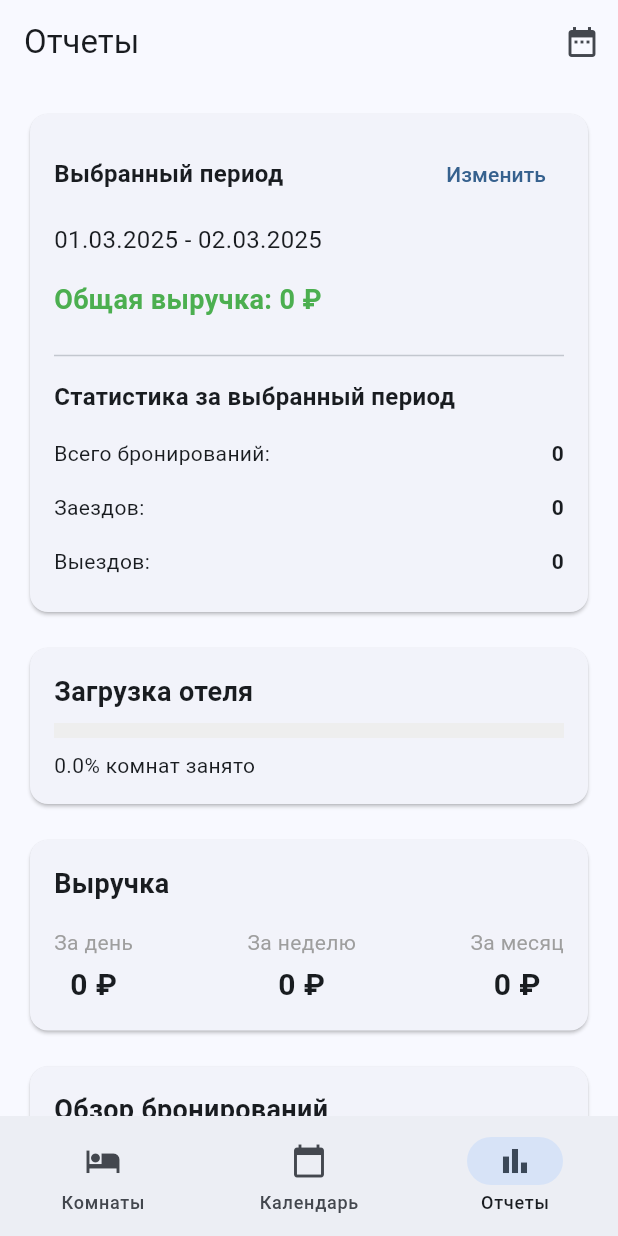
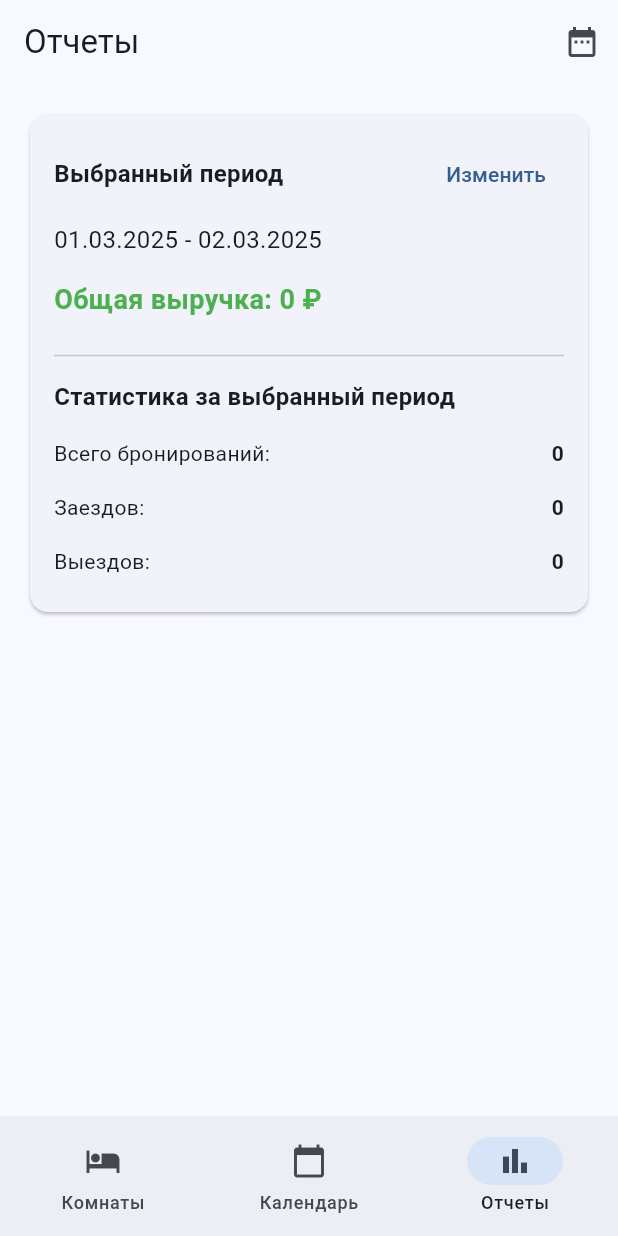
Before and after one commit to coolmarat/hotel_manager, a Flutter app: the screen it shows after launch, item 3 of the bottom bar chosen, on a phone screen of 412 x 824 dp. Run offline on Flutter 3.47's test engine with Material 3 defaults, Android fonts, the phone set to English and light mode, and no system bars; our stand-ins replace flutter_riverpod, objectbox, table_calendar; generated files the repository leaves out were written again.

Commit message:
отчеты

```diff
--- a/lib/core/localization/strings.dart
+++ b/lib/core/localization/strings.dart
@@ -73,6 +73,7 @@ class Strings {
   // Экран отчетов
   static const reports = 'Отчеты';
   static const occupancyRate = 'Загрузка отеля';
+  static const hotelLoading = 'Текущая загрузка';
   static const revenue = 'Выручка';
   static const daily = 'За день';
   static const weekly = 'За неделю';
--- a/lib/features/reports/controllers/reports_controller.dart
+++ b/lib/features/reports/controllers/reports_controller.dart
@@ -1,15 +1,7 @@
 import 'package:flutter_riverpod/flutter_riverpod.dart';
 import '../../../core/providers/database_provider.dart';
-import '../../../database/models/room.dart';
 
 class ReportData {
-  final double occupancyRate;
-  final double dailyRevenue;
-  final double weeklyRevenue;
-  final double monthlyRevenue;
-  final int totalBookings;
-  final int checkInsToday;
-  final int checkOutsToday;
   final DateTime startDate;
   final DateTime endDate;
   final double customPeriodRevenue;
@@ -18,13 +10,6 @@ class ReportData {
   final int customPeriodCheckOutsCount;
 
   ReportData({
-    required this.occupancyRate,
-    required this.dailyRevenue,
-    required this.weeklyRevenue,
-    required this.monthlyRevenue,
-    required this.totalBookings,
-    required this.checkInsToday,
-    required this.checkOutsToday,
     required this.startDate,
     required this.endDate,
     required this.customPeriodRevenue,
@@ -45,7 +30,6 @@ final dateRangeProvider = StateProvider<DateTimeRange>((ref) {
 // Provider for reports data
 final reportsProvider = FutureProvider.autoDispose<ReportData>((ref) async {
   final bookingRepository = ref.watch(bookingRepositoryProvider);
-  final roomRepository = ref.watch(roomRepositoryProvider);
   final dateRange = ref.watch(dateRangeProvider);
 
   final now = DateTime.now();
@@ -53,10 +37,6 @@ final reportsProvider = FutureProvider.autoDispose<ReportData>((ref) async {
   final tomorrow = today.add(const Duration(days: 1));
   final weekAgo = today.subtract(const Duration(days: 7));
   final monthAgo = DateTime(now.year, now.month - 1, now.day);
-
-  // Получаем все комнаты
-  final rooms = await roomRepository.getAllRooms();
-  final totalRooms = rooms.length;
 
   // Получаем все бронирования за разные периоды
   final todayBookings = await bookingRepository.getBookingsInPeriod(today, tomorrow);
@@ -66,10 +46,6 @@ final reportsProvider = FutureProvider.autoDispose<ReportData>((ref) async {
     dateRange.start,
     dateRange.end.add(const Duration(days: 1)), // Include the end date
   );
-
-  // Считаем занятые комнаты
-  final occupiedRooms = rooms.where((room) => room.status == RoomStatus.occupied).length;
-  final occupancyRate = totalRooms > 0 ? occupiedRooms / totalRooms : 0.0;
 
   // Считаем выручку
   final dailyRevenue = todayBookings.fold<double>(
@@ -119,13 +95,6 @@ final reportsProvider = FutureProvider.autoDispose<ReportData>((ref) async {
   }).length;
 
   return ReportData(
-    occupancyRate: occupancyRate,
-    dailyRevenue: dailyRevenue,
-    weeklyRevenue: weeklyRevenue,
-    monthlyRevenue: monthlyRevenue,
-    totalBookings: todayBookings.length,
-    checkInsToday: checkInsToday,
-    checkOutsToday: checkOutsToday,
     startDate: dateRange.start,
     endDate: dateRange.end,
     customPeriodRevenue: customPeriodRevenue,
--- a/lib/features/reports/presentation/reports_screen.dart
+++ b/lib/features/reports/presentation/reports_screen.dart
@@ -89,83 +89,6 @@ class ReportsScreen extends ConsumerWidget {
                 ),
               ),
             ),
-            const SizedBox(height: 16),
-            Card(
-              child: Padding(
-                padding: const EdgeInsets.all(16.0),
-                child: Column(
-                  crossAxisAlignment: CrossAxisAlignment.start,
-                  children: [
-                    const Text(
-                      Strings.occupancyRate,
-                      style: TextStyle(
-                        fontSize: 18,
-                        fontWeight: FontWeight.bold,
-                      ),
-                    ),
-                    const SizedBox(height: 8),
-                    LinearProgressIndicator(
-                      value: report.occupancyRate,
-                      backgroundColor: Colors.grey[200],
-                      minHeight: 10,
-                    ),
-                    const SizedBox(height: 8),
-                    Text('${(report.occupancyRate * 100).toStringAsFixed(1)}% ${Strings.roomsOccupied}'),
-                  ],
-                ),
-              ),
-            ),
-            const SizedBox(height: 16),
-            Card(
-              child: Padding(
-                padding: const EdgeInsets.all(16.0),
-                child: Column(
-                  crossAxisAlignment: CrossAxisAlignment.start,
-                  children: [
-                    const Text(
-                      Strings.revenue,
-                      style: TextStyle(
-                        fontSize: 18,
-                        fontWeight: FontWeight.bold,
-                      ),
-                    ),
-                    const SizedBox(height: 16),
-                    Row(
-                      mainAxisAlignment: MainAxisAlignment.spaceBetween,
-                      children: [
-                        _buildRevenueItem(Strings.daily, formatCurrency(report.dailyRevenue)),
-                        _buildRevenueItem(Strings.weekly, formatCurrency(report.weeklyRevenue)),
-                        _buildRevenueItem(Strings.monthly, formatCurrency(report.monthlyRevenue)),
-                      ],
-                    ),
-                  ],
-                ),
-              ),
-            ),
-            const SizedBox(height: 16),
-            Card(
-              child: Padding(
-                padding: const EdgeInsets.all(16.0),
-                child: Column(
-                  crossAxisAlignment: CrossAxisAlignment.start,
-                  children: [
-                    const Text(
-                      Strings.bookingsOverview,
-                      style: TextStyle(
-                        fontSize: 18,
-                        fontWeight: FontWeight.bold,
-                      ),
-                    ),
-                    const SizedBox(height: 16),
-                    _buildBookingStatItem(Strings.totalBookings, report.totalBookings.toString()),
-                    const Divider(),
-                    _buildBookingStatItem(Strings.checkInsToday, report.checkInsToday.toString()),
-                    const Divider(),
-                    _buildBookingStatItem(Strings.checkOutsToday, report.checkOutsToday.toString()),
-                  ],
-                ),
-              ),
-            ),
           ],
         ),
       ),
@@ -194,6 +117,11 @@ class ReportsScreen extends ConsumerWidget {
           child: child!,
         );
       },
+      locale: const Locale('ru', 'RU'),
+      cancelText: Strings.cancel,
+      confirmText: Strings.save,
+      saveText: Strings.save,
+      helpText: Strings.selectedPeriod,
     );
 
     if (pickedDateRange != null) {
@@ -206,27 +134,6 @@ class ReportsScreen extends ConsumerWidget {
 
   String _formatDate(DateTime date) {
     return DateFormat('dd.MM.yyyy').format(date);
-  }
-
-  Widget _buildRevenueItem(String label, String amount) {
-    return Column(
-      children: [
-        Text(
-          label,
-          style: const TextStyle(
-            color: Colors.grey,
-          ),
-        ),
-        const SizedBox(height: 4),
-        Text(
-          amount,
-          style: const TextStyle(
-            fontSize: 20,
-            fontWeight: FontWeight.bold,
-          ),
-        ),
-      ],
-    );
   }
 
   Widget _buildBookingStatItem(String label, String value) {
--- a/lib/main.dart
+++ b/lib/main.dart
@@ -4,6 +4,7 @@ import 'package:flutter/material.dart';
 import 'package:flutter_riverpod/flutter_riverpod.dart';
 import 'package:path_provider/path_provider.dart';
 import 'package:path/path.dart' as path;
+import 'package:flutter_localizations/flutter_localizations.dart';
 import 'core/providers/database_provider.dart';
 import 'database/objectbox.dart';
 import 'features/home/presentation/home_screen.dart';
@@ -55,6 +56,16 @@ class MyApp extends StatelessWidget {
       ),
       themeMode: ThemeMode.system,
       home: const HomeScreen(),
+      locale: const Locale('ru', 'RU'),
+      localizationsDelegates: const [
+        GlobalMaterialLocalizations.delegate,
+        GlobalWidgetsLocalizations.delegate,
+        GlobalCupertinoLocalizations.delegate,
+      ],
+      supportedLocales: const [
+        Locale('ru', 'RU'),
+        Locale('en', 'US'),
+      ],
     );
   }
 }
--- a/pubspec.yaml
+++ b/pubspec.yaml
@@ -29,6 +29,8 @@ environment:
 # versions available, run `flutter pub outdated`.
 dependencies:
   flutter:
+    sdk: flutter
+  flutter_localizations:
     sdk: flutter
 
   # State Management
```
Also changed, not shown: pubspec.lock.
